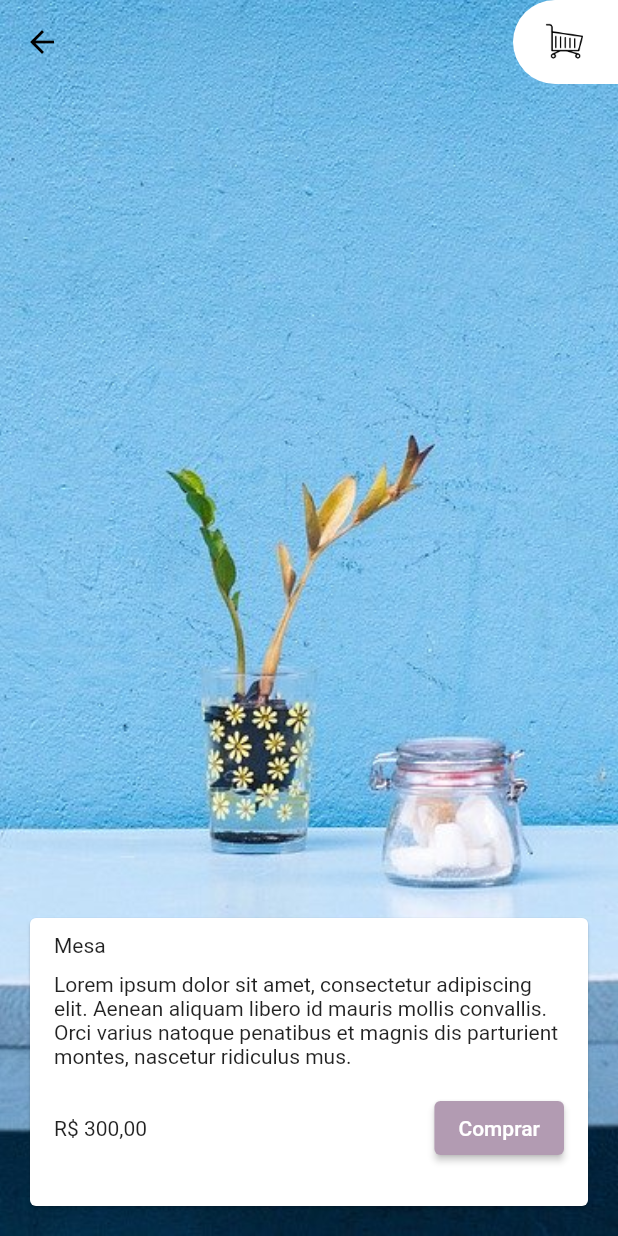
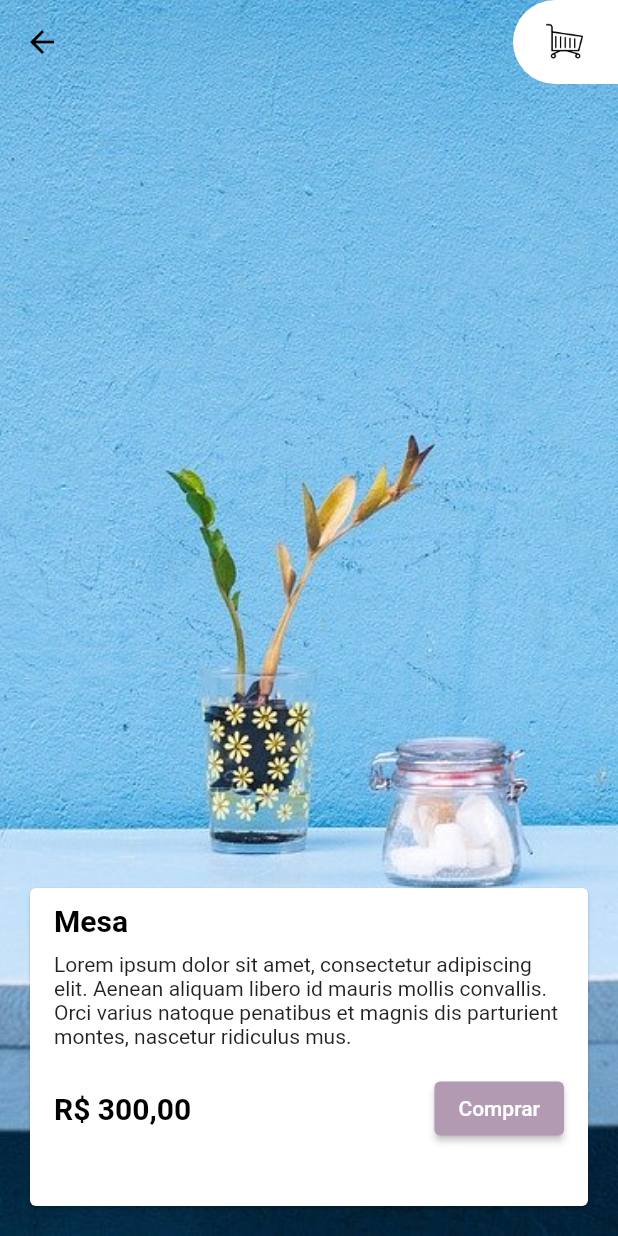
Before and after one commit to 3dsonneto/lojinha-alura, a Flutter app: the screen it shows after launch, after a tap on "Mesa", on a phone screen of 412 x 824 dp. Run offline on Flutter 3.47's test engine with Material 2 defaults, Android fonts, the phone set to English and light mode, and no system bars; Roboto replaces fonts that are missing (Alata).

Commit message:
Estilizando textos

```diff
--- a/lib/main.dart
+++ b/lib/main.dart
@@ -21,6 +21,20 @@
       debugShowCheckedModeBanner: false,
       theme: ThemeData(
         primarySwatch: PaletaCores().lilas,
+        textTheme: TextTheme(
+          headline1: TextStyle(
+            fontSize: 20,
+            fontFamily: "Alata",
+            fontWeight: FontWeight.bold,
+            color: Colors.black,
+          ),
+          headline2: TextStyle(
+            fontSize: 20,
+            fontFamily: "Alata",
+            fontWeight: FontWeight.bold,
+            color: Colors.white,
+          ),
+        ),
       ),
       home: Inicio(),
     );
--- a/lib/paginas/detalhes.dart
+++ b/lib/paginas/detalhes.dart
@@ -27,7 +27,7 @@
           alignment: Alignment.bottomCenter,
           child: Container(
             margin: EdgeInsets.all(16),
-            height: 200,
+            height: 220,
             child: CardDetalhes(
               movel: movel,
             ),
--- a/lib/widgets/card_detalhes.dart
+++ b/lib/widgets/card_detalhes.dart
@@ -15,14 +15,18 @@
         child: Column(
       crossAxisAlignment: CrossAxisAlignment.start,
       children: [
-        TextDetalhes(texto: movel.titulo),
-        TextDetalhes(texto: movel.descricao),
+        TextDetalhes(
+            texto: movel.titulo, estilo: Theme.of(context).textTheme.headline1),
+        TextDetalhes(texto: movel.descricao, estilo: null),
         Container(
           margin: EdgeInsets.only(left: 16, right: 16, top: 16, bottom: 8),
           child: Row(
             mainAxisAlignment: MainAxisAlignment.spaceBetween,
             children: [
-              Text(formatacaoReais.format(movel.preco)),
+              Text(
+                formatacaoReais.format(movel.preco),
+                style: Theme.of(context).textTheme.headline1,
+              ),
               ElevatedButton(
                 style: ElevatedButton.styleFrom(
                     primary: Theme.of(context).primaryColor),
--- a/lib/widgets/grid_produtos/titulo_elemento_grid_produtos.dart
+++ b/lib/widgets/grid_produtos/titulo_elemento_grid_produtos.dart
@@ -9,7 +9,10 @@
   Widget build(BuildContext context) {
     return Positioned(
       bottom: 10,
-      child: Text(titulo),
+      child: Text(
+        titulo,
+        style: Theme.of(context).textTheme.headline2,
+      ),
     );
   }
 }
--- a/lib/widgets/texto_detalhes.dart
+++ b/lib/widgets/texto_detalhes.dart
@@ -2,14 +2,23 @@
 
 class TextDetalhes extends StatelessWidget {
   final String texto;
+  final TextStyle? estilo;
 
-  TextDetalhes({required this.texto});
+  TextDetalhes({required this.texto, required this.estilo});
 
   @override
   Widget build(BuildContext context) {
     return Container(
       margin: EdgeInsets.only(left: 16, right: 16, top: 10),
-      child: Text(texto),
+      child: _estilizarTexto(texto),
     );
   }
+
+  _estilizarTexto(texto) {
+    if (estilo != null) {
+      return Text(texto, style: estilo);
+    }
+
+    return Text(texto);
+  }
 }
```
